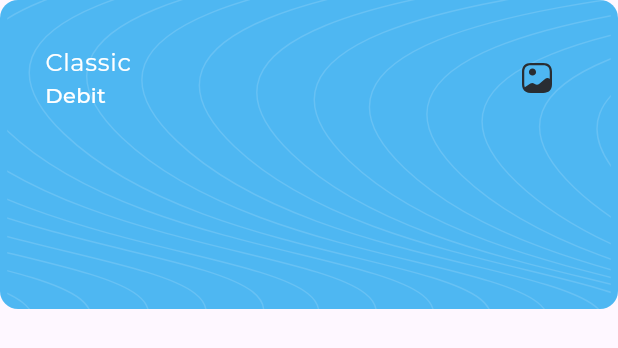
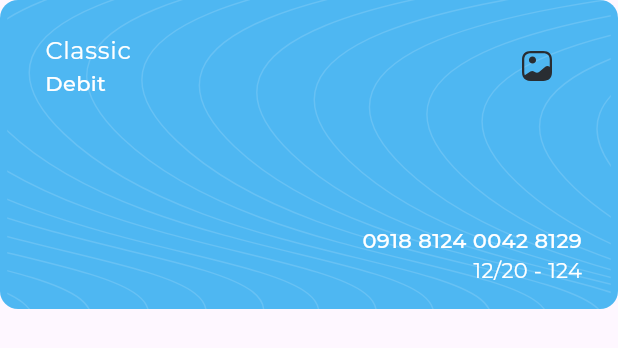
Before and after one commit to MahmoudAbuelazm/responsive_dash_board, a Flutter app: the MyCard widget shown alone on an empty page, opened directly, on a phone screen of 412 x 824 dp. Shown: the top 348 px of the screen. Run offline on Flutter 3.47's test engine with Material 3 defaults, Android fonts, the phone set to English and light mode, and no system bars; our stand-ins replace flutter_svg, google_fonts.

Commit message:
Enhance MyCard widget layout by adjusting padding, adding new text elements for card details, and improving alignment

```diff
--- a/lib/widgets/my_card.dart
+++ b/lib/widgets/my_card.dart
@@ -21,10 +21,11 @@ class MyCard extends StatelessWidget {
           children: [
             SvgPicture.asset(Assets.imagesCardBackground),
             Column(
+              crossAxisAlignment: CrossAxisAlignment.end,
               children: [
                 ListTile(
                   contentPadding:
-                      const EdgeInsets.only(left: 30, right: 42, top: 16),
+                      const EdgeInsets.only(left: 30, right: 42, top: 8),
                   title: Text(
                     "Classic",
                     style: AppStyles.styleRegular16(context)
@@ -37,6 +38,20 @@ class MyCard extends StatelessWidget {
                   ),
                   trailing: SvgPicture.asset(Assets.imagesGallery),
                 ),
+                const Expanded(child: SizedBox()),
+                Padding(
+                  padding: const EdgeInsets.only(right: 24),
+                  child: Text("0918 8124 0042 8129",
+                      style: AppStyles.styleSemiBold24(context).copyWith(
+                          color: Colors.white, fontWeight: FontWeight.w500)),
+                ),
+                Padding(
+                  padding: const EdgeInsets.only(right: 24),
+                  child: Text("12/20 - 124",
+                      style: AppStyles.styleRegular16(context)
+                          .copyWith(color: Colors.white)),
+                ),
+                const SizedBox(height: 16),
               ],
             )
           ],
```
